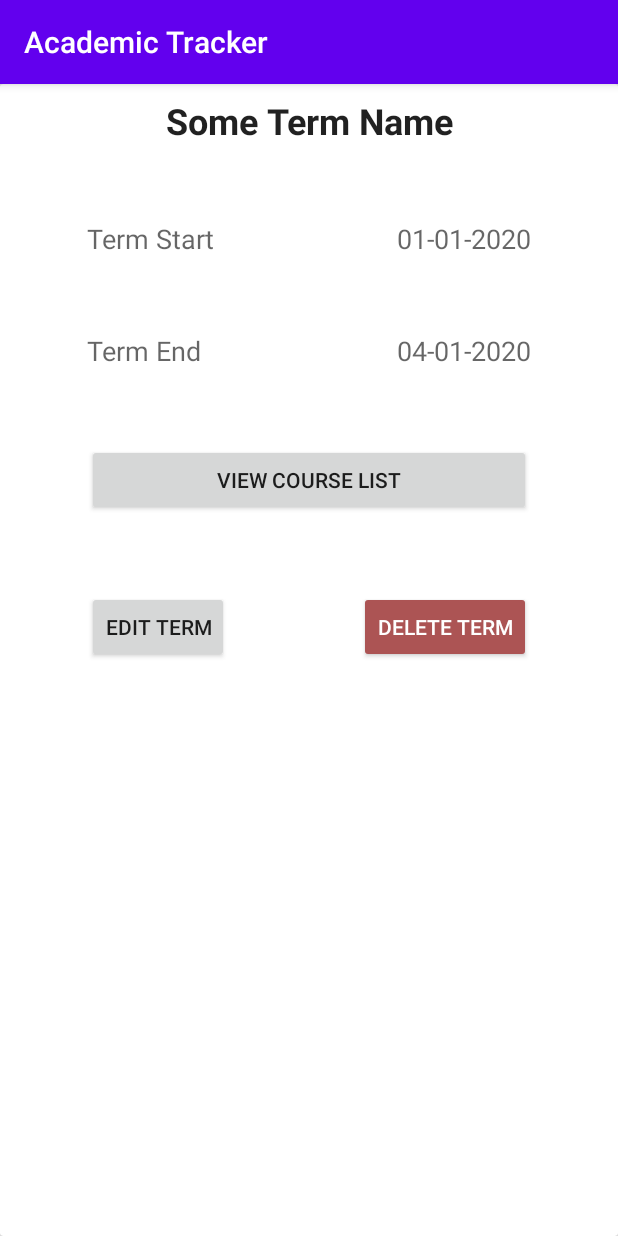
After one commit to Jdichiera/Academic-Tracker, an Android app: the ViewTermActivity screen opened directly, with no data from a screen before it, on a phone screen of 412 x 824 dp. The commit adds this screen. Run offline under Robolectric (Android 15) with nearby library versions, the phone set to English and light mode, and no system bars.

Commit message:
Add Term Detail page

```diff
--- a/app/src/main/java/com/example/academictracker/adapters/TermAdapter.java
+++ b/app/src/main/java/com/example/academictracker/adapters/TermAdapter.java
@@ -4,18 +4,12 @@ import android.util.Log;
 import android.view.LayoutInflater;
 import android.view.View;
 import android.view.ViewGroup;
-import android.widget.AdapterView;
 import android.widget.Button;
 import android.widget.TextView;
-import android.widget.Toast;
-
 import androidx.annotation.NonNull;
 import androidx.recyclerview.widget.RecyclerView;
-
 import com.example.academictracker.R;
 import com.example.academictracker.entity.Term;
-
-import java.lang.ref.WeakReference;
 import java.text.SimpleDateFormat;
 import java.util.ArrayList;
 import java.util.Date;
@@ -23,12 +17,8 @@ import java.util.List;
 
 public class TermAdapter extends RecyclerView.Adapter<TermAdapter.TermHolder> {
     private List<Term> terms = new ArrayList<>();
-//    private ClickHandler clickHandler;
     OnItemClickListener listener;
 
-//    public TermAdapter(View.OnClickListener listener) {
-//        this.listener = listener;
-//    }
 
     @NonNull
     @Override
@@ -49,13 +39,6 @@ public class TermAdapter extends RecyclerView.Adapter<TermAdapter.TermHolder> {
         holder.termViewTitle.setText(termAtPosition.getTitle());
         holder.termViewStartDate.setText(dateFormat.format(startDate));
         holder.termViewEndDate.setText(dateFormat.format(endDate));
-//        holder.buttonEditTerm.setOnClickListener(this.listener);
-//        holder.buttonEditTerm.setOnClickListener(new View.OnClickListener() {
-//            @Override
-//            public void onClick(View v) {
-//                Toast.makeText(v.getContext(), "From inside the adapter", Toast.LENGTH_SHORT).show();
-//            }
-//        });
     }
 
     @Override
@@ -78,23 +61,31 @@ public class TermAdapter extends RecyclerView.Adapter<TermAdapter.TermHolder> {
         private TextView termViewStartDate;
         private TextView termViewEndDate;
         private Button buttonEditTerm;
-//        private WeakReference<ClickHandler> listenerRef;
+        private Button buttonViewTerm;
 
         public TermHolder(@NonNull View itemView) {
             super(itemView);
 
-//            listenerRef = new WeakReference<ClickHandler>(clickHandler);
-
             termViewTitle = itemView.findViewById(R.id.term_title);
             termViewStartDate = itemView.findViewById(R.id.term_start_date);
             termViewEndDate = itemView.findViewById(R.id.term_end_date);
+            buttonViewTerm = itemView.findViewById(R.id.button_view_term);
             buttonEditTerm = itemView.findViewById(R.id.button_edit_term);
             buttonEditTerm.setOnClickListener(new View.OnClickListener() {
                 @Override
                 public void onClick(View v) {
                     int position = getAdapterPosition();
                     if (listener != null && position != RecyclerView.NO_POSITION) {
-                        listener.onItemClick(terms.get(position));
+                        listener.onEditClick(terms.get(position));
+                    }
+                }
+            });
+            buttonViewTerm.setOnClickListener(new View.OnClickListener() {
+                @Override
+                public void onClick(View v) {
+                    int position = getAdapterPosition();
+                    if (listener != null && position != RecyclerView.NO_POSITION) {
+                        listener.onViewClick(terms.get(position));
                     }
                 }
             });
@@ -105,22 +96,15 @@ public class TermAdapter extends RecyclerView.Adapter<TermAdapter.TermHolder> {
 
         }
 
-//        @Override
-//        public void onClick(View v) {
-//            Toast.makeText(v.getContext(), "Clicked in adapter : " + getAdapterPosition(), Toast.LENGTH_SHORT).show();
-//            listenerRef.get().onItemClick(getTermAt(getAdapterPosition()));
-//
-//        }
     }
 
-
     public interface OnItemClickListener {
-        void onItemClick(Term term);
+        void onEditClick(Term term);
+        void onViewClick(Term term);
     }
 
 
     public void setOnItemClickListener(OnItemClickListener listener) {
-//        this.clickHandler = clickHandler;
         this.listener = listener;
     }
 }
--- a/app/src/main/java/com/example/academictracker/view/TermListActivity.java
+++ b/app/src/main/java/com/example/academictracker/view/TermListActivity.java
@@ -1,23 +1,15 @@
 package com.example.academictracker.view;
 
-import androidx.annotation.NonNull;
 import androidx.annotation.Nullable;
 import androidx.appcompat.app.AppCompatActivity;
 import androidx.lifecycle.Observer;
 import androidx.lifecycle.ViewModelProviders;
-import androidx.recyclerview.widget.ItemTouchHelper;
 import androidx.recyclerview.widget.LinearLayoutManager;
 import androidx.recyclerview.widget.RecyclerView;
-
 import android.content.Intent;
-import android.graphics.Canvas;
 import android.os.Bundle;
-import android.view.MotionEvent;
 import android.view.View;
-import android.widget.AdapterView;
-import android.widget.Button;
 import android.widget.Toast;
-
 import com.example.academictracker.R;
 import com.example.academictracker.adapters.TermAdapter;
 import com.example.academictracker.entity.Term;
@@ -53,13 +45,13 @@ public class TermListActivity extends AppCompatActivity {
 
         adapter.setOnItemClickListener(new TermAdapter.OnItemClickListener() {
             @Override
-            public void onItemClick(Term term) {
-                Intent intent = new Intent(TermListActivity.this, AddEditTermActivity.class);
-                intent.putExtra(AddEditTermActivity.EXTRA_ID, term.getId());
-                intent.putExtra(AddEditTermActivity.EXTRA_TITLE, term.getTitle());
-                intent.putExtra(AddEditTermActivity.EXTRA_START_DATE, term.getStartDate());
-                intent.putExtra(AddEditTermActivity.EXTRA_END_DATE, term.getEndDate());
-                startActivityForResult(intent, EDIT_TERM_REQUEST);
+            public void onViewClick(Term term) {
+                viewTerm(term);
+            }
+
+            @Override
+            public void onEditClick(Term term) {
+                editTerm(term);
             }
         });
 
@@ -105,7 +97,7 @@ public class TermListActivity extends AppCompatActivity {
         }
     }
 
-    private void viewTerm(Term term) {
+    private void editTerm(Term term) {
         Intent intent = new Intent(TermListActivity.this, AddEditTermActivity.class);
         intent.putExtra(AddEditTermActivity.EXTRA_ID, term.getId());
         intent.putExtra(AddEditTermActivity.EXTRA_TITLE, term.getTitle());
@@ -113,4 +105,14 @@ public class TermListActivity extends AppCompatActivity {
         intent.putExtra(AddEditTermActivity.EXTRA_END_DATE, term.getEndDate());
         startActivityForResult(intent, EDIT_TERM_REQUEST);
     }
+
+    private void viewTerm(Term term) {
+        Intent intent = new Intent(TermListActivity.this, ViewTermActivity.class);
+        intent.putExtra(AddEditTermActivity.EXTRA_ID, term.getId());
+        intent.putExtra(AddEditTermActivity.EXTRA_TITLE, term.getTitle());
+        intent.putExtra(AddEditTermActivity.EXTRA_START_DATE, term.getStartDate());
+        intent.putExtra(AddEditTermActivity.EXTRA_END_DATE, term.getEndDate());
+        startActivity(intent);
+//        startActivityForResult(intent, EDIT_TERM_REQUEST);
+    }
 }
--- /dev/null
+++ b/app/src/main/java/com/example/academictracker/view/ViewTermActivity.java
@@ -0,0 +1,16 @@
+package com.example.academictracker.view;
+
+import androidx.appcompat.app.AppCompatActivity;
+
+import android.os.Bundle;
+
+import com.example.academictracker.R;
+
+public class ViewTermActivity extends AppCompatActivity {
+
+    @Override
+    protected void onCreate(Bundle savedInstanceState) {
+        super.onCreate(savedInstanceState);
+        setContentView(R.layout.activity_view_term);
+    }
+}
--- /dev/null
+++ b/app/src/main/res/layout/activity_view_term.xml
@@ -0,0 +1,94 @@
+<?xml version="1.0" encoding="utf-8"?>
+<androidx.cardview.widget.CardView
+    xmlns:android="http://schemas.android.com/apk/res/android"
+    xmlns:tools="http://schemas.android.com/tools"
+    android:layout_width="match_parent"
+    android:layout_height="match_parent"
+    tools:context=".view.ViewTermActivity">
+
+    <RelativeLayout
+        android:layout_width="match_parent"
+        android:layout_height="wrap_content"
+        android:padding="8dp">
+
+        <TextView
+            android:id="@+id/term_title"
+            android:layout_width="match_parent"
+            android:layout_height="wrap_content"
+            android:layout_centerHorizontal="true"
+            android:gravity="center"
+            android:text="Some Term Name"
+            android:textAppearance="@style/TextAppearance.AppCompat.Headline"
+            android:textStyle="bold" />
+
+        <TextView
+            android:id="@+id/term_start_date_prompt"
+            android:layout_width="wrap_content"
+            android:layout_height="wrap_content"
+            android:layout_below="@id/term_title"
+            android:layout_marginLeft="50dp"
+            android:layout_marginTop="50dp"
+            android:textAppearance="@style/TextAppearance.AppCompat.Medium"
+            android:text="Term Start" />
+
+        <TextView
+            android:id="@+id/term_start_date"
+            android:layout_width="wrap_content"
+            android:layout_height="wrap_content"
+            android:layout_alignBaseline="@id/term_start_date_prompt"
+            android:layout_alignParentRight="true"
+            android:paddingRight="50dp"
+            android:text="01-01-2020"
+            android:textAppearance="@style/TextAppearance.AppCompat.Medium" />
+
+        <TextView
+            android:id="@+id/term_end_date_prompt"
+            android:layout_width="wrap_content"
+            android:layout_height="wrap_content"
+            android:layout_below="@id/term_start_date_prompt"
+            android:layout_marginLeft="50dp"
+            android:layout_marginTop="50dp"
+            android:textAppearance="@style/TextAppearance.AppCompat.Medium"
+            android:text="Term End" />
+
+        <TextView
+            android:id="@+id/term_end_date"
+            android:layout_width="wrap_content"
+            android:layout_height="wrap_content"
+            android:layout_alignBaseline="@id/term_end_date_prompt"
+            android:textAppearance="@style/TextAppearance.AppCompat.Medium"
+            android:layout_alignParentRight="true"
+            android:paddingRight="50dp"
+            android:text="04-01-2020" />
+
+        <Button
+            android:id="@+id/button_view_course_list"
+            android:layout_width="match_parent"
+            android:layout_height="wrap_content"
+            android:layout_below="@id/term_end_date_prompt"
+            android:text="View Course List"
+            android:layout_margin="50dp"/>
+
+        <Button
+            android:id="@+id/button_edit_term"
+            android:layout_width="wrap_content"
+            android:layout_height="wrap_content"
+            android:layout_below="@id/button_view_course_list"
+            android:text="Edit Term"
+            android:layout_marginLeft="50dp"/>
+
+        <Button
+            android:id="@+id/button_delete_term"
+            android:layout_width="wrap_content"
+            android:layout_height="wrap_content"
+            android:layout_below="@id/button_view_course_list"
+            android:layout_alignParentRight="true"
+            android:layout_marginRight="50dp"
+            android:backgroundTint="#AC5454"
+            android:text="Delete Term"
+            android:textColor="#FFFFFF" />
+
+    </RelativeLayout>
+
+
+</androidx.cardview.widget.CardView>
--- a/app/src/main/res/layout/term_item.xml
+++ b/app/src/main/res/layout/term_item.xml
@@ -1,5 +1,6 @@
 <?xml version="1.0" encoding="utf-8"?>
-<androidx.cardview.widget.CardView xmlns:android="http://schemas.android.com/apk/res/android"
+<androidx.cardview.widget.CardView
+    xmlns:android="http://schemas.android.com/apk/res/android"
     android:layout_width="match_parent"
     android:layout_height="wrap_content"
     android:layout_marginStart="8dp"
@@ -15,7 +16,6 @@
             android:id="@+id/term_title"
             android:layout_width="wrap_content"
             android:layout_height="wrap_content"
-            android:layout_centerHorizontal="false"
             android:maxLines="1"
             android:text="Some Term Name"
             android:textAppearance="@style/TextAppearance.AppCompat.Large"
```
Also changed, not shown: app/src/main/AndroidManifest.xml (+1 -10 lines), 1 other file.
